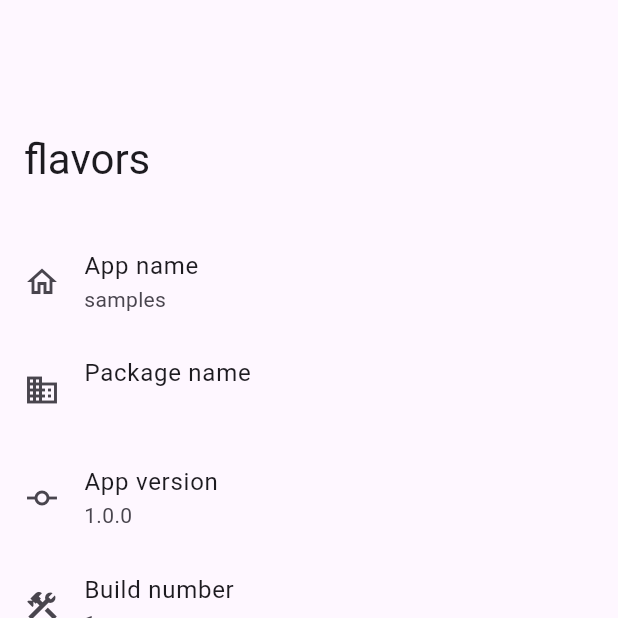
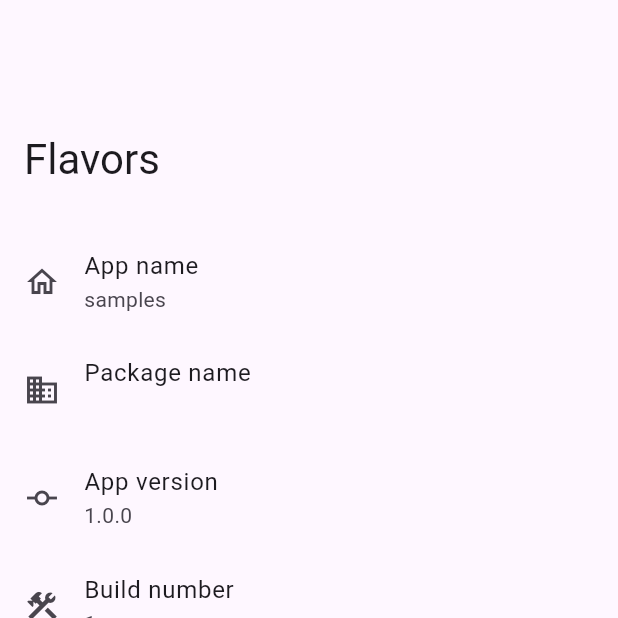
Before and after one commit to covaaa/samples, a Flutter app: the screen it shows after launch, on a phone screen of 412 x 824 dp, the top half of it. Run offline on Flutter 3.47's test engine with Material 3 defaults, Android fonts, the phone set to English and light mode, and no system bars; our stand-ins replace flutter_riverpod, package_info_plus, riverpod_annotation; generated files the repository leaves out were written again.

Commit message:
fix: standardize capitalization in titles and test descriptions

```diff
--- a/lib/src/features/info/ui/info_page.dart
+++ b/lib/src/features/info/ui/info_page.dart
@@ -11,7 +11,7 @@ class InfoPage extends ConsumerWidget {
     return Scaffold(
       body: CustomScrollView(
         slivers: [
-          const SliverAppBar.large(title: Text('flavors')),
+          const SliverAppBar.large(title: Text('Flavors')),
           switch (ref.watch(readInfoProvider)) {
             AsyncValue<PackageInfo>(:final valueOrNull?) => SliverList(
               delegate: SliverChildListDelegate.fixed([
--- a/lib/src/shared/core/ui/app.dart
+++ b/lib/src/shared/core/ui/app.dart
@@ -8,7 +8,7 @@ class App extends StatelessWidget {
   @override
   Widget build(BuildContext context) {
     return MaterialApp(
-      title: 'samples',
+      title: 'Flavors',
       debugShowCheckedModeBanner: false,
       theme: SamplesThemeData.light(ColorSeed.deepPurple.color),
       darkTheme: SamplesThemeData.dark(ColorSeed.deepPurple.color),
```
Also changed, not shown: 3 other files.
